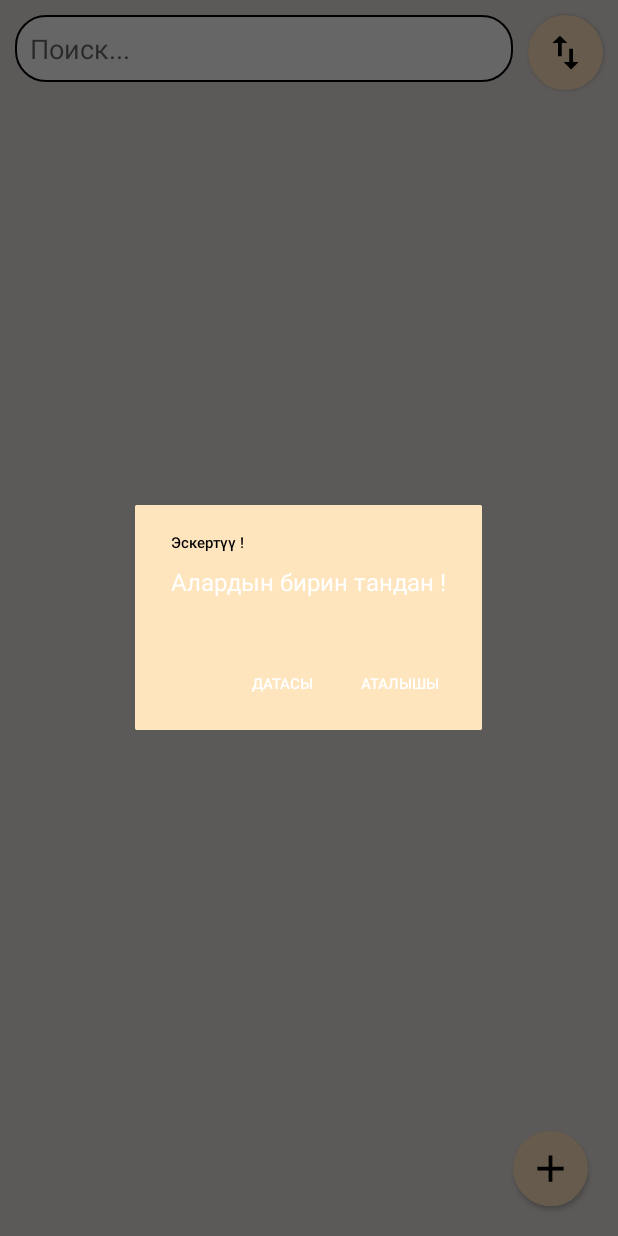
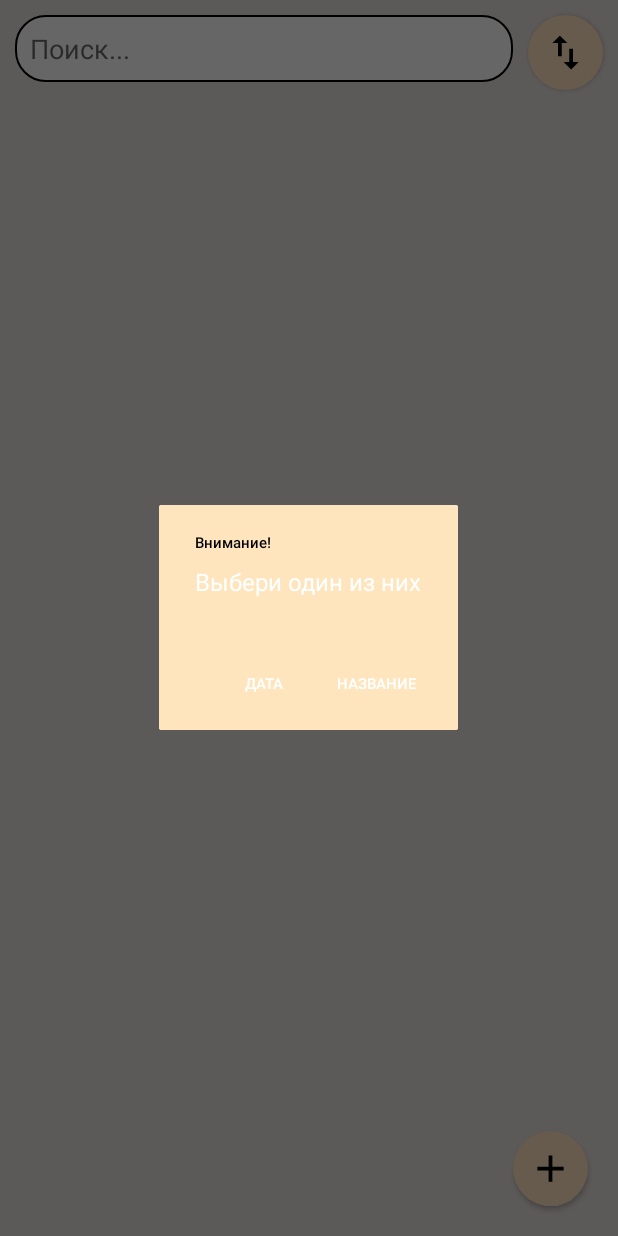
Before and after one commit to DzhaparovBekmamat/HomeTask2, an Android app: the screen it shows after launch (MainActivity), after a tap on an icon or button, on a phone screen of 412 x 824 dp. Run offline under Robolectric (Android 15) with nearby library versions, the light colour scheme and no system bars; our stand-ins replace Room's generated code.

Commit message:
Update MainFragment.kt

```diff
--- a/app/src/main/java/com/example/hometask2/MainFragment.kt
+++ b/app/src/main/java/com/example/hometask2/MainFragment.kt
@@ -22,13 +22,13 @@ class MainFragment : Fragment(), NoteAdapter.IOnItem {
         noteAdapter.addNote(App.db.getDao().getAllNote() as ArrayList<Note>)
         binding.buttonSort.setOnClickListener {
             val alertDialog = AlertDialog.Builder(requireContext(), R.style.MyAlertDialogStyle)
-            alertDialog.setTitle("Эскертүү !")
-            alertDialog.setMessage("Алардын бирин тандан !")
-            alertDialog.setPositiveButton("Аталышы") { _, _ ->
+            alertDialog.setTitle("Внимание!")
+            alertDialog.setMessage("Выбери один из них")
+            alertDialog.setPositiveButton("Название") { _, _ ->
                 noteAdapter.sortByTitle()
             }
             alertDialog.setNegativeButton(
-                "Датасы"
+                "Дата"
             ) { _, _ ->
                 noteAdapter.sortByDate()
             }
@@ -51,13 +51,13 @@ class MainFragment : Fragment(), NoteAdapter.IOnItem {
 
     override fun delete(position: Int) {
         val alertDialog = AlertDialog.Builder(requireContext(), R.style.MyAlertDialogStyle)
-        alertDialog.setTitle("Эскертүү!")
-        alertDialog.setMessage("Чын эле жок кылгыңыз келеби?")
-        alertDialog.setPositiveButton("Өчүрүү") { _, _ ->
+        alertDialog.setTitle("Внимание!")
+        alertDialog.setMessage("Вы действительно хотите удалить?")
+        alertDialog.setPositiveButton("Удалить") { _, _ ->
             noteAdapter.delete(position)
             checkItem()
         }
-        alertDialog.setNegativeButton("Токтотуу", null)
+        alertDialog.setNegativeButton("Отмена", null)
         alertDialog.show()
     }
 
@@ -68,7 +68,7 @@ class MainFragment : Fragment(), NoteAdapter.IOnItem {
         val noteText = note.title + "\n" + note.description + "\n" + note.date
         intent.putExtra(Intent.EXTRA_STREAM, Uri.parse(note.photoResource))
         intent.putExtra(Intent.EXTRA_TEXT, noteText)
-        startActivity(Intent.createChooser(intent, "Эскертүү менен бөлүшүү"))
+        startActivity(Intent.createChooser(intent, "Поделиться заметкой"))
     }
 
     @SuppressLint("CommitTransaction")
```
